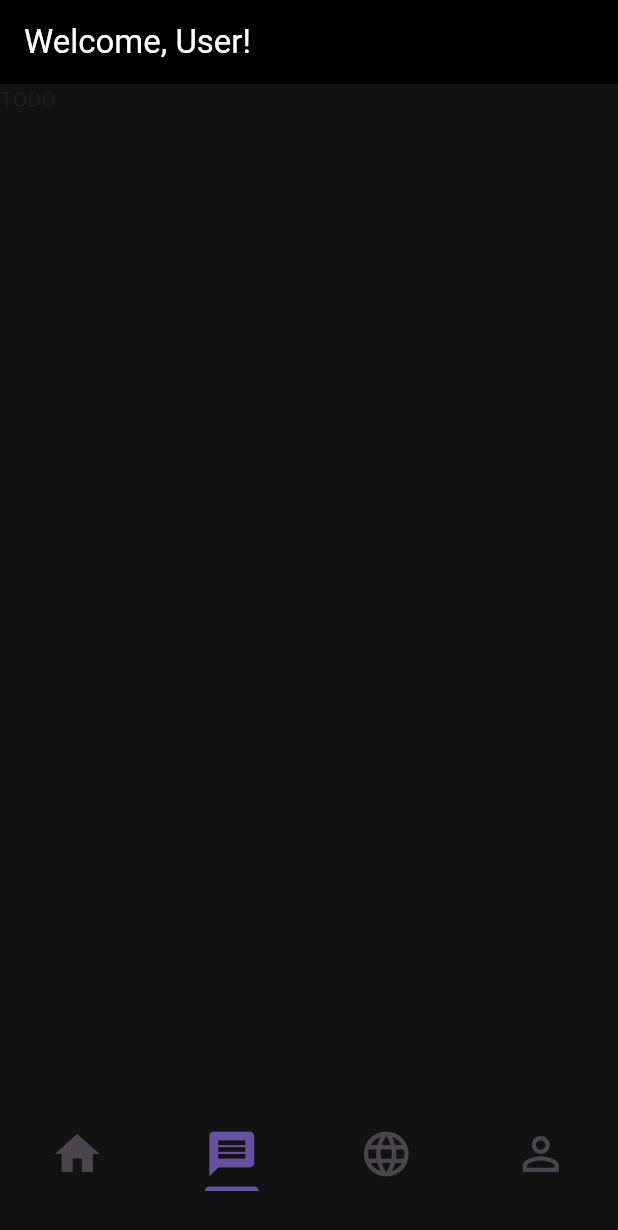
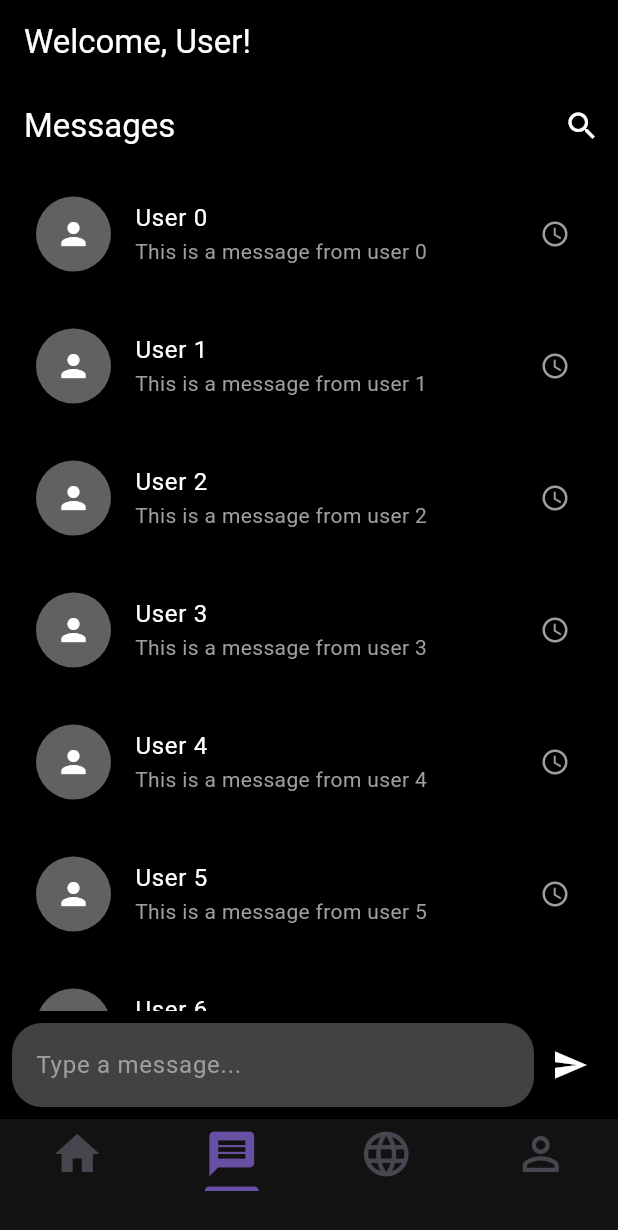
Before and after one commit to MysteryCoder456/maddata-2025, a Flutter app: the screen it shows after launch, item 2 of the bottom bar chosen, on a phone screen of 412 x 824 dp. Shown: the top 1230 px of the screen. Run offline on Flutter 3.47's test engine with Material 3 defaults, Android fonts, the phone set to English and light mode, and no system bars; our stand-ins replace flutter_dotenv, go_router, supabase_flutter; accounts and stored records are empty.

Commit message:
Profile+chat+stats+changes to usercard +graphs

```diff
--- a/lib/home.dart
+++ b/lib/home.dart
@@ -1,4 +1,5 @@
 import 'package:flutter/material.dart';
+import 'package:maddata2025/message_page.dart';
 import 'package:maddata2025/profile.dart';
 import 'package:maddata2025/stats.dart';
 
@@ -45,7 +46,7 @@ class HomePage extends StatelessWidget {
           ),
         ),
         body: const TabBarView(
-          children: [BrowserView(), Text("TODO"), StatsPage(), ProfilePage()],
+          children: [BrowserView(), MessagePage(), StatsPage(), ProfilePage()],
         ),
       ),
     );
--- /dev/null
+++ b/lib/message_page.dart
@@ -0,0 +1,100 @@
+// message_page.dart
+
+import 'package:flutter/material.dart';
+
+class MessagePage extends StatelessWidget {
+  const MessagePage({super.key});
+
+  @override
+  Widget build(BuildContext context) {
+    return Scaffold(
+      appBar: AppBar(
+        backgroundColor: Colors.black,
+        title: Text(
+          'Messages',
+          style: TextStyle(color: Colors.white),
+        ),
+        actions: [
+          IconButton(
+            icon: Icon(Icons.search, color: Colors.white),
+            onPressed: () {
+              // Search functionality (if needed)
+            },
+          ),
+        ],
+      ),
+      body: Column(
+        children: [
+          // Display messages (Placeholder for messages)
+          Expanded(
+            child: ListView.builder(
+              itemCount: 10, // You can increase this count or make it dynamic
+              itemBuilder: (context, index) {
+                return Padding(
+                  padding: const EdgeInsets.all(8.0),
+                  child: ListTile(
+                    leading: CircleAvatar(
+                      radius: 25,
+                      backgroundColor: Colors.grey[700],
+                      child: Icon(
+                        Icons.person,
+                        color: Colors.white,
+                      ),
+                    ),
+                    title: Text(
+                      'User $index',
+                      style: TextStyle(color: Colors.white),
+                    ),
+                    subtitle: Text(
+                      'This is a message from user $index',
+                      style: TextStyle(color: Colors.grey),
+                    ),
+                    trailing: Icon(
+                      Icons.access_time,
+                      color: Colors.grey,
+                      size: 20,
+                    ),
+                  ),
+                );
+              },
+            ),
+          ),
+
+          // Message input area
+          Padding(
+            padding: const EdgeInsets.all(8.0),
+            child: Row(
+              children: [
+                // Message input field
+                Expanded(
+                  child: TextField(
+                    style: TextStyle(color: Colors.white),
+                    decoration: InputDecoration(
+                      hintText: 'Type a message...',
+                      hintStyle: TextStyle(color: Colors.grey),
+                      filled: true,
+                      fillColor: Colors.grey[800],
+                      border: OutlineInputBorder(
+                        borderRadius: BorderRadius.circular(20),
+                        borderSide: BorderSide.none,
+                      ),
+                    ),
+                  ),
+                ),
+
+                // Send button
+                IconButton(
+                  icon: Icon(Icons.send, color: Colors.white),
+                  onPressed: () {
+                    // Send message action (if needed)
+                  },
+                ),
+              ],
+            ),
+          ),
+        ],
+      ),
+      backgroundColor: Colors.black, // Set background to black for the page
+    );
+  }
+}
--- a/lib/stats.dart
+++ b/lib/stats.dart
@@ -1,4 +1,5 @@
 import 'package:flutter/material.dart';
+import 'graph.dart';  // Import the GraphPlaceholder widget
 
 class StatsPage extends StatelessWidget {
   const StatsPage({super.key});
@@ -27,6 +28,10 @@ class StatsPage extends StatelessWidget {
                 fontWeight: FontWeight.bold, // Bold text
               ),
             ),
+            SizedBox(height: 30), // Space between title and graph
+
+            // Add the GraphPlaceholder widget here
+            GraphPlaceholder(), // No need for the image path anymore
           ],
         ),
       ),
```
Also changed, not shown: lib/graph.dart (added, +24 -0 lines), lib/profile.dart (+12 -2 lines), lib/user_card.dart (+24 -12 lines).
